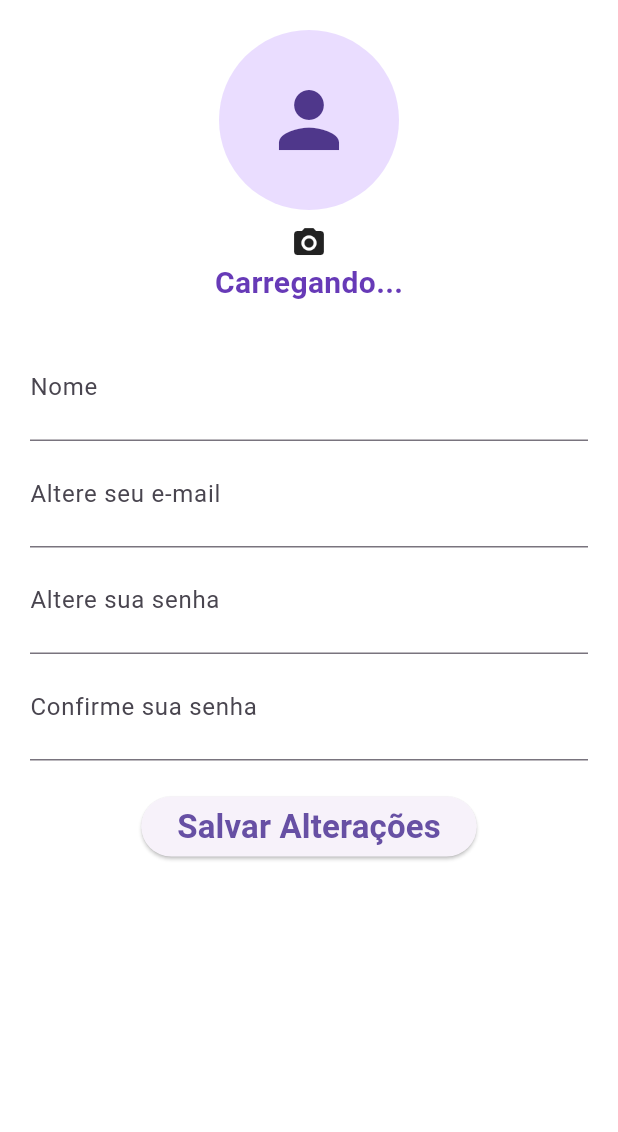
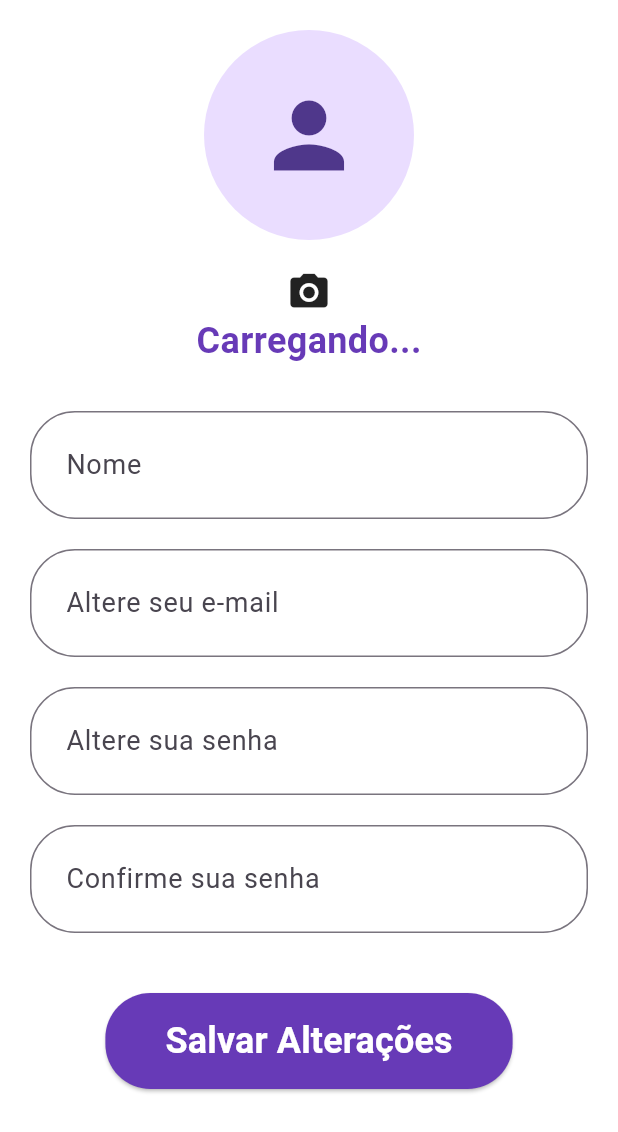
Before and after one commit to yasyaaaas/LDDM---MedAlert, a Flutter app: the AccountScreen screen opened by its route, on a phone screen of 412 x 824 dp. Shown: the top 1132 px of the screen. Run offline on Flutter 3.47's test engine with Material 3 defaults, Android fonts, the light colour scheme and no system bars; our stand-ins replace flutter_local_notifications, image_picker, permission_handler, sqflite, timezone; accounts and stored records are empty.

Commit message:
Update front account screen

```diff
--- a/Sprint 2/med_alert/lib/features/TelasPrincipais/account_screen.dart
+++ b/Sprint 2/med_alert/lib/features/TelasPrincipais/account_screen.dart
@@ -78,30 +78,30 @@ class _AccountScreenState extends State<AccountScreen> {
                     GestureDetector(
                       onTap: _openCamera,
                       child: CircleAvatar(
-                        radius: 60,
+                        radius: 70, // Aumentei o tamanho do ícone
                         backgroundImage: _profileImage != null
                             ? FileImage(File(_profileImage!.path))
                             : null,
                         child: _profileImage == null
-                            ? Icon(Icons.person, size: 60)
+                            ? Icon(Icons.person, size: 70) // Aumentei o tamanho do ícone
                             : null,
                       ),
                     ),
-                    SizedBox(height: 10),
-                    Icon(Icons.camera_alt, size: 24),
+                    SizedBox(height: 20), // Aumentei o espaçamento
+                    Icon(Icons.camera_alt, size: 30), // Aumentei o tamanho do ícone da câmera
                     Text(
                       _nameController.text.isNotEmpty
                           ? 'Olá, ${_nameController.text}'
                           : 'Carregando...',
                       style: TextStyle(
-                          fontSize: 20,
+                          fontSize: 24, // Aumentei o tamanho da fonte
                           color: Colors.deepPurple,
                           fontWeight: FontWeight.bold),
                     ),
                   ],
                 ),
               ),
-              SizedBox(height: 20),
+              SizedBox(height: 30), // Aumentei o espaçamento entre o ícone e o formulário
 
               // Formulário de alterações
               Form(
@@ -110,8 +110,19 @@ class _AccountScreenState extends State<AccountScreen> {
                   children: [
                     TextFormField(
                       controller: _nameController,
-                      decoration: InputDecoration(labelText: 'Nome'),
-                      style: TextStyle(fontSize: 26),
+                      decoration: InputDecoration(
+                        labelText: 'Nome',
+                        labelStyle: TextStyle(fontSize: 18), // Aumentei o tamanho da fonte do label
+                        contentPadding: EdgeInsets.symmetric(vertical: 15, horizontal: 20), // Padding interno maior
+                        border: OutlineInputBorder(
+                          borderRadius: BorderRadius.circular(30), // Bordas arredondadas
+                        ),
+                        focusedBorder: OutlineInputBorder(
+                          borderSide: BorderSide(color: Colors.deepPurple, width: 2), // Cor da borda ao focar
+                          borderRadius: BorderRadius.circular(30),
+                        ),
+                      ),
+                      style: TextStyle(fontSize: 28), // Aumentei o tamanho da fonte do texto
                       validator: (value) {
                         if (value == null || value.isEmpty) {
                           return 'Campo obrigatório';
@@ -119,11 +130,23 @@ class _AccountScreenState extends State<AccountScreen> {
                         return null;
                       },
                     ),
+                    SizedBox(height: 20), // Aumentei o espaçamento entre os campos
+
                     TextFormField(
                       controller: _emailController,
-                      decoration:
-                          InputDecoration(labelText: 'Altere seu e-mail'),
-                      style: TextStyle(fontSize: 26),
+                      decoration: InputDecoration(
+                        labelText: 'Altere seu e-mail',
+                        labelStyle: TextStyle(fontSize: 18), // Aumentei o tamanho da fonte do label
+                        contentPadding: EdgeInsets.symmetric(vertical: 15, horizontal: 20), // Padding interno maior
+                        border: OutlineInputBorder(
+                          borderRadius: BorderRadius.circular(30), // Bordas arredondadas
+                        ),
+                        focusedBorder: OutlineInputBorder(
+                          borderSide: BorderSide(color: Colors.deepPurple, width: 2), // Cor da borda ao focar
+                          borderRadius: BorderRadius.circular(30),
+                        ),
+                      ),
+                      style: TextStyle(fontSize: 28), // Aumentei o tamanho da fonte do texto
                       validator: (value) {
                         if (value == null || value.isEmpty) {
                           return 'Campo obrigatório';
@@ -133,12 +156,24 @@ class _AccountScreenState extends State<AccountScreen> {
                         return null;
                       },
                     ),
+                    SizedBox(height: 20), // Aumentei o espaçamento entre os campos
+
                     TextFormField(
                       controller: _passwordController,
-                      decoration:
-                          InputDecoration(labelText: 'Altere sua senha'),
+                      decoration: InputDecoration(
+                        labelText: 'Altere sua senha',
+                        labelStyle: TextStyle(fontSize: 18), // Aumentei o tamanho da fonte do label
+                        contentPadding: EdgeInsets.symmetric(vertical: 15, horizontal: 20), // Padding interno maior
+                        border: OutlineInputBorder(
+                          borderRadius: BorderRadius.circular(30), // Bordas arredondadas
+                        ),
+                        focusedBorder: OutlineInputBorder(
+                          borderSide: BorderSide(color: Colors.deepPurple, width: 2), // Cor da borda ao focar
+                          borderRadius: BorderRadius.circular(30),
+                        ),
+                      ),
                       obscureText: true,
-                      style: TextStyle(fontSize: 26),
+                      style: TextStyle(fontSize: 28), // Aumentei o tamanho da fonte do texto
                       validator: (value) {
                         if (value == null || value.isEmpty) {
                           return 'Campo obrigatório';
@@ -148,12 +183,24 @@ class _AccountScreenState extends State<AccountScreen> {
                         return null;
                       },
                     ),
+                    SizedBox(height: 20), // Aumentei o espaçamento entre os campos
+
                     TextFormField(
                       controller: _confirmPasswordController,
-                      decoration:
-                          InputDecoration(labelText: 'Confirme sua senha'),
+                      decoration: InputDecoration(
+                        labelText: 'Confirme sua senha',
+                        labelStyle: TextStyle(fontSize: 18), // Aumentei o tamanho da fonte do label
+                        contentPadding: EdgeInsets.symmetric(vertical: 15, horizontal: 20), // Padding interno maior
+                        border: OutlineInputBorder(
+                          borderRadius: BorderRadius.circular(30), // Bordas arredondadas
+                        ),
+                        focusedBorder: OutlineInputBorder(
+                          borderSide: BorderSide(color: Colors.deepPurple, width: 2), // Cor da borda ao focar
+                          borderRadius: BorderRadius.circular(30),
+                        ),
+                      ),
                       obscureText: true,
-                      style: TextStyle(fontSize: 26),
+                      style: TextStyle(fontSize: 28), // Aumentei o tamanho da fonte do texto
                       validator: (value) {
                         if (value == null || value.isEmpty) {
                           return 'Campo obrigatório';
@@ -163,7 +210,8 @@ class _AccountScreenState extends State<AccountScreen> {
                         return null;
                       },
                     ),
-                    SizedBox(height: 20),
+                    SizedBox(height: 40), // Aumentei o espaçamento entre o último campo e o botão
+
                     ElevatedButton(
                       onPressed: () {
                         if (_formKey.currentState!.validate()) {
@@ -173,9 +221,21 @@ class _AccountScreenState extends State<AccountScreen> {
                           // Adicione lógica para alterar a senha
                         }
                       },
-                      child: Text('Salvar Alterações',
-                          style: TextStyle(
-                              fontSize: 22, fontWeight: FontWeight.bold)),
+                      style: ElevatedButton.styleFrom(
+                        backgroundColor: Colors.deepPurple, // Cor de fundo do botão
+                        padding: EdgeInsets.symmetric(vertical: 15, horizontal: 40), // Maior padding
+                        shape: RoundedRectangleBorder(
+                          borderRadius: BorderRadius.circular(30), // Bordas arredondadas no botão
+                        ),
+                      ),
+                      child: Text(
+                        'Salvar Alterações',
+                        style: TextStyle(
+                          fontSize: 24,
+                          fontWeight: FontWeight.bold,
+                          color: Colors.white,
+                        ),
+                      ),
                     ),
                   ],
                 ),
```
